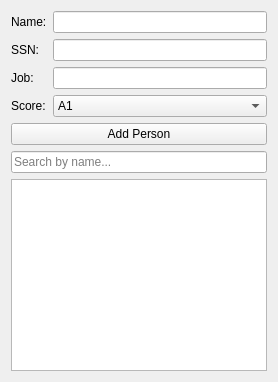
This is personwidget.ui in mehranj73/loaners as Qt 5 draws it before an edit. The edited form follows.
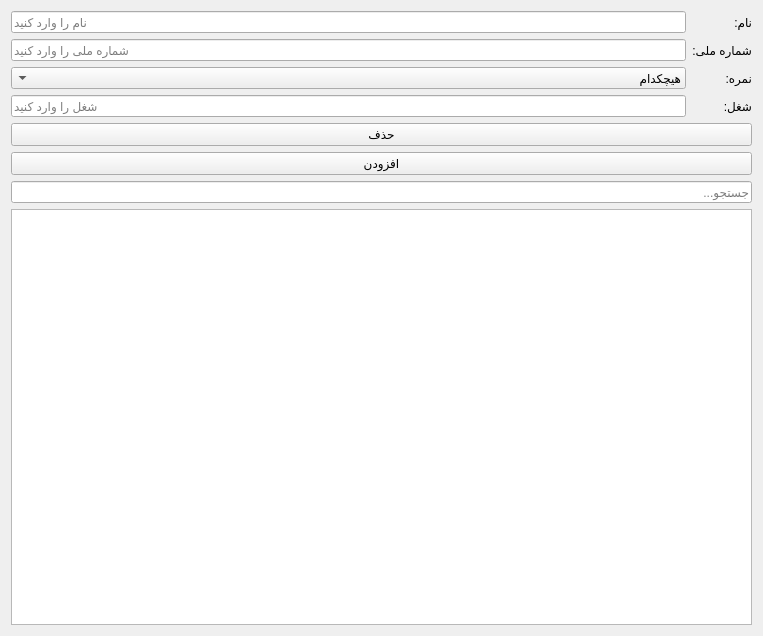
This is the edited form.

The edit to the form file:
```diff
--- a/personwidget.ui
+++ b/personwidget.ui
@@ -2,78 +2,197 @@
 <ui version="4.0">
  <class>PersonWidget</class>
  <widget class="QWidget" name="PersonWidget">
+  <property name="geometry">
+   <rect>
+    <x>0</x>
+    <y>0</y>
+    <width>763</width>
+    <height>636</height>
+   </rect>
+  </property>
+  <property name="windowTitle">
+   <string>مدیریت افراد</string>
+  </property>
   <layout class="QVBoxLayout" name="verticalLayout">
    <item>
-    <layout class="QFormLayout" name="formLayout">
+    <layout class="QGridLayout" name="gridLayout" columnstretch="0,0,0">
      <item row="0" column="0">
-      <widget class="QLabel" name="nameLabel">
-       <property name="text">
-        <string>Name:</string>
+      <widget class="QLineEdit" name="nameEdit">
+       <property name="layoutDirection">
+        <enum>Qt::LayoutDirection::LeftToRight</enum>
        </property>
-      </widget>
-     </item>
-     <item row="0" column="1">
-      <widget class="QLineEdit" name="nameEdit"/>
-     </item>
-     <item row="1" column="0">
-      <widget class="QLabel" name="ssnLabel">
-       <property name="text">
-        <string>SSN:</string>
+       <property name="alignment">
+        <set>Qt::AlignmentFlag::AlignRight|Qt::AlignmentFlag::AlignTrailing|Qt::AlignmentFlag::AlignVCenter</set>
        </property>
-      </widget>
-     </item>
-     <item row="1" column="1">
-      <widget class="QLineEdit" name="ssnEdit"/>
-     </item>
-     <item row="2" column="0">
-      <widget class="QLabel" name="jobLabel">
-       <property name="text">
-        <string>Job:</string>
+       <property name="placeholderText">
+        <string>نام را وارد کنید</string>
        </property>
       </widget>
      </item>
-     <item row="2" column="1">
-      <widget class="QLineEdit" name="jobEdit"/>
-     </item>
      <item row="3" column="0">
-      <widget class="QLabel" name="scoreLabel">
-       <property name="text">
-        <string>Score:</string>
+      <widget class="QLineEdit" name="ssnEdit">
+       <property name="layoutDirection">
+        <enum>Qt::LayoutDirection::RightToLeft</enum>
+       </property>
+       <property name="alignment">
+        <set>Qt::AlignmentFlag::AlignRight|Qt::AlignmentFlag::AlignTrailing|Qt::AlignmentFlag::AlignVCenter</set>
+       </property>
+       <property name="placeholderText">
+        <string>شماره ملی را وارد کنید</string>
        </property>
       </widget>
      </item>
-     <item row="3" column="1">
+     <item row="4" column="0">
       <widget class="QComboBox" name="scoreCombo">
-       <item><property name="text"><string>A1</string></property></item>
-       <item><property name="text"><string>A2</string></property></item>
-       <item><property name="text"><string>A3</string></property></item>
-       <item><property name="text"><string>B1</string></property></item>
-       <item><property name="text"><string>B2</string></property></item>
-       <item><property name="text"><string>B3</string></property></item>
-       <item><property name="text"><string>C1</string></property></item>
-       <item><property name="text"><string>C2</string></property></item>
-       <item><property name="text"><string>C3</string></property></item>
-       <item><property name="text"><string>D1</string></property></item>
-       <item><property name="text"><string>D2</string></property></item>
-       <item><property name="text"><string>D3</string></property></item>
-       <item><property name="text"><string>E1</string></property></item>
-       <item><property name="text"><string>E2</string></property></item>
-       <item><property name="text"><string>E3</string></property></item>
+       <property name="layoutDirection">
+        <enum>Qt::LayoutDirection::RightToLeft</enum>
+       </property>
+       <item>
+        <property name="text">
+         <string>هیچکدام</string>
+        </property>
+       </item>
+       <item>
+        <property name="text">
+         <string>A1</string>
+        </property>
+       </item>
+       <item>
+        <property name="text">
+         <string>A2</string>
+        </property>
+       </item>
+       <item>
+        <property name="text">
+         <string>A3</string>
+        </property>
+       </item>
+       <item>
+        <property name="text">
+         <string>B1</string>
+        </property>
+       </item>
+       <item>
+        <property name="text">
+         <string>B2</string>
+        </property>
+       </item>
+       <item>
+        <property name="text">
+         <string>B3</string>
+        </property>
+       </item>
+       <item>
+        <property name="text">
+         <string>C1</string>
+        </property>
+       </item>
+       <item>
+        <property name="text">
+         <string>C2</string>
+        </property>
+       </item>
+       <item>
+        <property name="text">
+         <string>C3</string>
+        </property>
+       </item>
+       <item>
+        <property name="text">
+         <string>D1</string>
+        </property>
+       </item>
+       <item>
+        <property name="text">
+         <string>D2</string>
+        </property>
+       </item>
+       <item>
+        <property name="text">
+         <string>D3</string>
+        </property>
+       </item>
+       <item>
+        <property name="text">
+         <string>E1</string>
+        </property>
+       </item>
+       <item>
+        <property name="text">
+         <string>E2</string>
+        </property>
+       </item>
+       <item>
+        <property name="text">
+         <string>E3</string>
+        </property>
+       </item>
+      </widget>
+     </item>
+     <item row="0" column="2">
+      <widget class="QLabel" name="nameLabel">
+       <property name="text">
+        <string>نام:</string>
+       </property>
+      </widget>
+     </item>
+     <item row="4" column="2">
+      <widget class="QLabel" name="scoreLabel">
+       <property name="text">
+        <string>نمره:</string>
+       </property>
+      </widget>
+     </item>
+     <item row="5" column="2">
+      <widget class="QLabel" name="jobLabel">
+       <property name="text">
+        <string>شغل:</string>
+       </property>
+      </widget>
+     </item>
+     <item row="3" column="2">
+      <widget class="QLabel" name="ssnLabel">
+       <property name="text">
+        <string>شماره ملی:</string>
+       </property>
+      </widget>
+     </item>
+     <item row="5" column="0">
+      <widget class="QLineEdit" name="jobEdit">
+       <property name="layoutDirection">
+        <enum>Qt::LayoutDirection::RightToLeft</enum>
+       </property>
+       <property name="alignment">
+        <set>Qt::AlignmentFlag::AlignRight|Qt::AlignmentFlag::AlignTrailing|Qt::AlignmentFlag::AlignVCenter</set>
+       </property>
+       <property name="placeholderText">
+        <string>شغل را وارد کنید</string>
+       </property>
       </widget>
      </item>
     </layout>
    </item>
+   <item>
+    <widget class="QPushButton" name="deleteButton">
+     <property name="text">
+      <string>حذف</string>
+     </property>
+    </widget>
+   </item>
    <item>
     <widget class="QPushButton" name="addButton">
      <property name="text">
-      <string>Add Person</string>
+      <string>افزودن</string>
      </property>
     </widget>
    </item>
    <item>
     <widget class="QLineEdit" name="searchEdit">
+     <property name="layoutDirection">
+      <enum>Qt::LayoutDirection::RightToLeft</enum>
+     </property>
      <property name="placeholderText">
-      <string>Search by name...</string>
+      <string>جستجو...</string>
      </property>
     </widget>
    </item>
```
